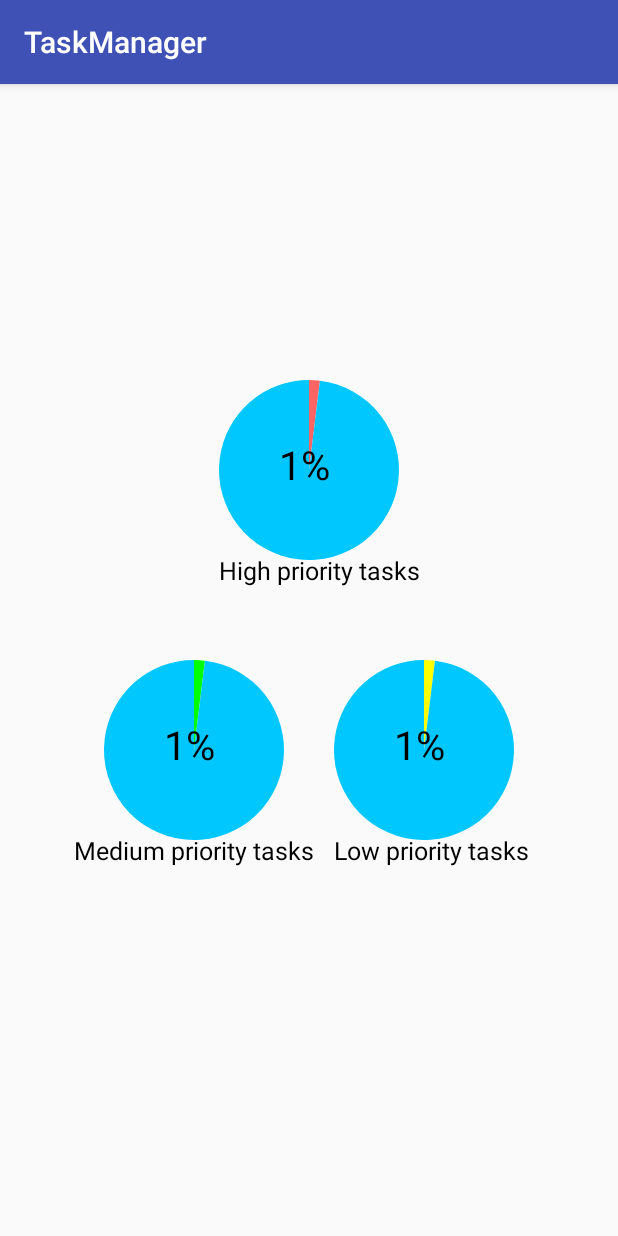
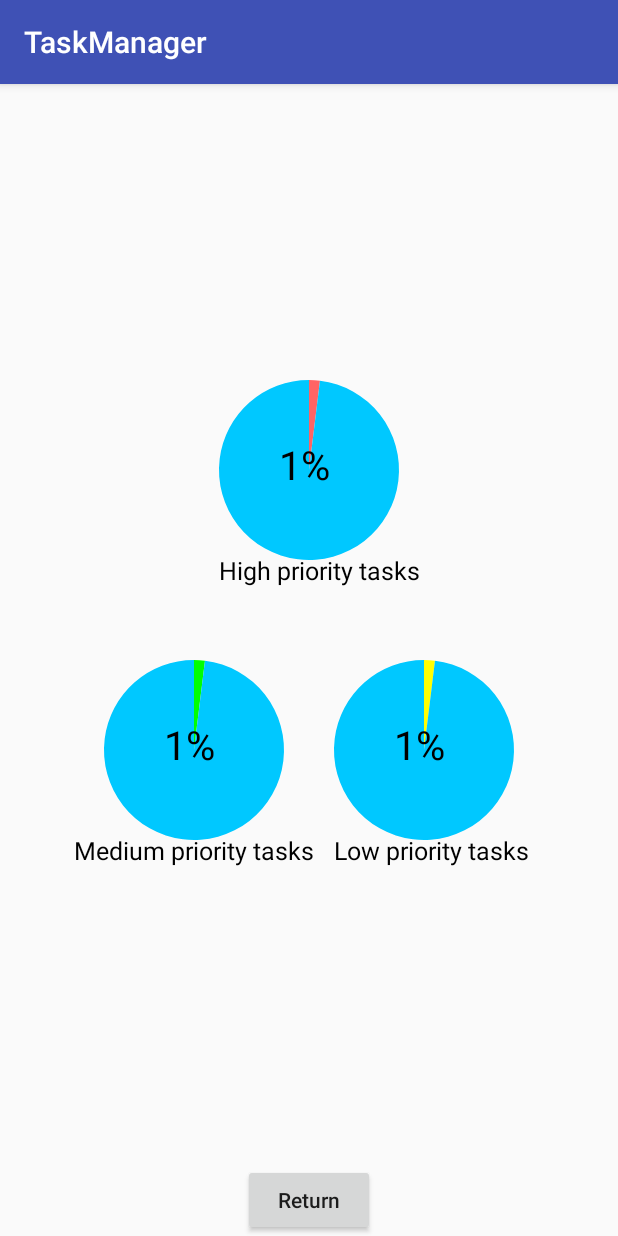
Before and after one commit to djole995/PNRS1, an Android app: the Main3Activity screen opened directly, with no data from a screen before it, on a phone screen of 412 x 824 dp. Run offline under Robolectric (Android 15) with nearby library versions, the phone set to English and light mode, and no system bars.

Commit message:
Zavrsena osnovna verzija.

```diff
--- a/TaskManager/app/src/main/java/rtrk/pnrs1/ra11_2014/Main3Activity.java
+++ b/TaskManager/app/src/main/java/rtrk/pnrs1/ra11_2014/Main3Activity.java
@@ -1,16 +1,29 @@
 package rtrk.pnrs1.ra11_2014;
 
+import android.content.Intent;
 import android.support.v7.app.AppCompatActivity;
 import android.os.Bundle;
+import android.view.View;
 import android.widget.Button;
 
 public class Main3Activity extends AppCompatActivity {
 
+    Button btnReturn;
+    Intent inReturn;
+
     @Override
     protected void onCreate(Bundle savedInstanceState) {
         super.onCreate(savedInstanceState);
+        setContentView(R.layout.activity_main3);
 
-        StatisticView statisticView = new StatisticView(getApplicationContext());
-        setContentView(statisticView);
+        inReturn = new Intent(Main3Activity.this, MainActivity.class);
+        btnReturn = (Button) findViewById(R.id.btn_return);
+
+        btnReturn.setOnClickListener(new View.OnClickListener() {
+            @Override
+            public void onClick(View v) {
+                startActivity(inReturn);
+            }
+        });
     }
 }
--- a/TaskManager/app/src/main/java/rtrk/pnrs1/ra11_2014/StatisticView.java
+++ b/TaskManager/app/src/main/java/rtrk/pnrs1/ra11_2014/StatisticView.java
@@ -9,7 +9,10 @@ import android.graphics.RectF;
 import android.graphics.Region;
 import android.os.Build;
 import android.support.annotation.RequiresApi;
+import android.text.Layout;
+import android.util.AttributeSet;
 import android.view.View;
+import android.widget.Button;
 
 /**
  * Created by Milan on 30.4.2017.
@@ -27,11 +30,10 @@ public class StatisticView extends View {
     protected int animHighPCnt = 1;
     protected int animMediumPCnt = 1;
     protected int animLowPCnt = 1;
-
     protected int pieChartSize = 180;
 
-    public StatisticView(Context context) {
-        super(context);
+    public StatisticView(Context context, AttributeSet attrs) {
+        super(context, attrs);
         paint = new Paint();
         highPBound = new RectF();
         mediumPBound = new RectF();
@@ -47,7 +49,7 @@ public class StatisticView extends View {
         int height = canvas.getHeight();
         float highPDegree = ((float)highPFinished/100)*360;
         float mediumPDegree = ((float)mediumPFinished/100)*360;
-        float lowPDegree = ((float)lowPFinished/100)*360;;
+        float lowPDegree = ((float)lowPFinished/100)*360;
         boolean animFinished = true;
 
         highPBound.set(width/2-pieChartSize/2, height/2-pieChartSize-100 ,width/2+pieChartSize/2, height/2-100);
--- a/TaskManager/app/src/main/res/layout/activity_main3.xml
+++ b/TaskManager/app/src/main/res/layout/activity_main3.xml
@@ -4,10 +4,20 @@
     android:id="@+id/activity_main3"
     android:layout_width="match_parent"
     android:layout_height="match_parent"
-    android:paddingBottom="@dimen/activity_vertical_margin"
-    android:paddingLeft="@dimen/activity_horizontal_margin"
-    android:paddingRight="@dimen/activity_horizontal_margin"
-    android:paddingTop="@dimen/activity_vertical_margin"
     tools:context="rtrk.pnrs1.ra11_2014.Main3Activity">
 
+    <rtrk.pnrs1.ra11_2014.StatisticView
+        xmlns:android="http://schemas.android.com/apk/res/android"
+        android:layout_width="match_parent"
+        android:layout_height="wrap_content"
+        android:id="@+id/statistic_view"/>
+
+    <Button
+        android:layout_width="wrap_content"
+        android:layout_height="wrap_content"
+        android:layout_alignParentBottom="true"
+        android:layout_centerHorizontal="true"
+        android:id="@+id/btn_return"
+        android:text="@string/btn_return"
+        android:textAllCaps="false" />
 </RelativeLayout>
--- a/TaskManager/app/src/main/res/values/strings.xml
+++ b/TaskManager/app/src/main/res/values/strings.xml
@@ -28,5 +28,6 @@
     <string name="high_priority">High priority tasks</string>
     <string name="medium_priority">Medium priority tasks</string>
     <string name="low_priority">Low priority tasks</string>
+    <string name="btn_return">Return</string>
 
 </resources>
```
